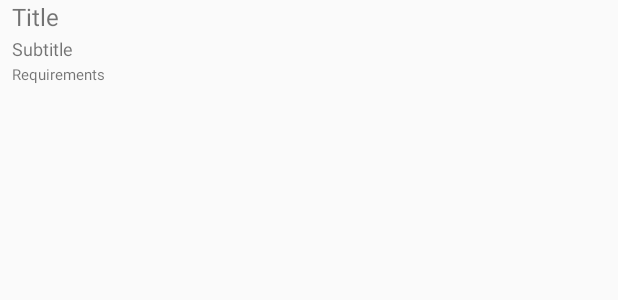
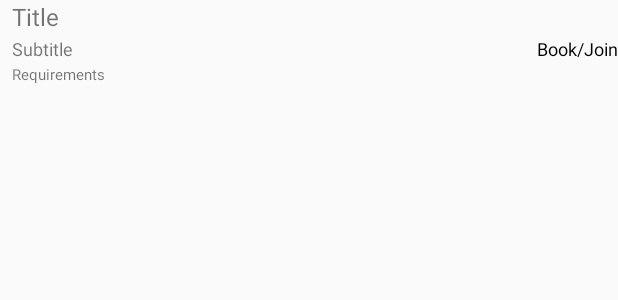
Before and after one commit to SpencerCBryson/UOITStudyRoom, an Android app: the layout booking_item.xml on its own in the app's theme, with its tools: preview values and no code run, on a phone screen of 412 x 824 dp. Shown: the top 300 px of the screen. Run offline under Robolectric (Android 15) with nearby library versions, the light colour scheme and no system bars.

Commit message:
Fix Modules

```diff
--- a/app/build.gradle
+++ b/app/build.gradle
@@ -26,7 +26,5 @@ dependencies {
     })
     compile 'com.android.support:appcompat-v7:24.2.1'
     compile 'com.android.support:design:24.2.1'
-    compile 'com.android.support.constraint:constraint-layout:1.0.1'
     testCompile 'junit:junit:4.12'
-    compile 'com.android.support:cardview-v7:25.2.0'
 }
--- a/app/src/main/res/layout/booking_item.xml
+++ b/app/src/main/res/layout/booking_item.xml
@@ -3,6 +3,21 @@
     xmlns:tools="http://schemas.android.com/tools"
     android:layout_width="match_parent"
     android:layout_height="match_parent">
+    <TextView
+            android:id="@+id/booking_list_join"
+            android:layout_width="wrap_content"
+            android:layout_height="wrap_content"
+            android:layout_alignParentEnd="true"
+
+
+            android:layout_alignBaseline="@+id/booking_list_room"
+
+
+
+            android:textColor="#000000"
+            android:textSize="12sp"
+            tools:text="Book/Join"
+            android:layout_alignParentRight="true" />
     <RelativeLayout
         android:id="@+id/booking_list_text_layout"
         android:layout_width="wrap_content"
```
Also changed, not shown: app/src/main/res/layout/activity_login.xml (+7 -1 lines), app/src/main/res/layout/group_item.xml (+17 -0 lines).
